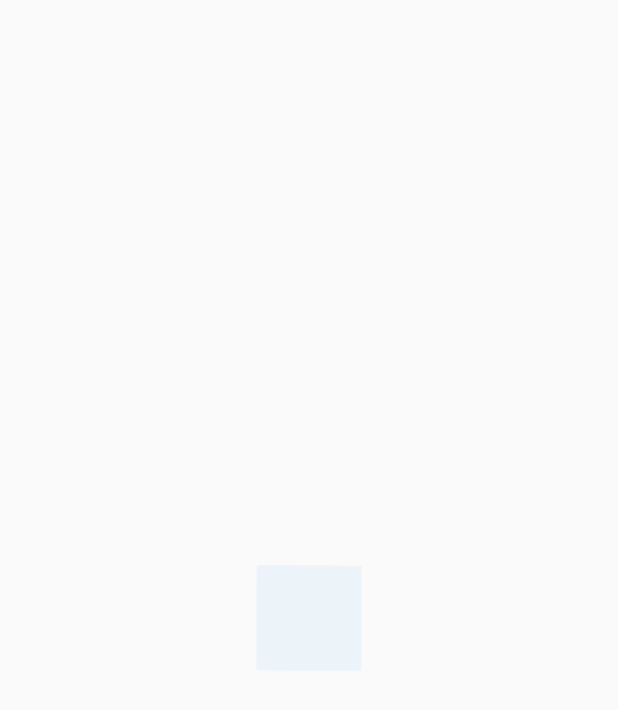
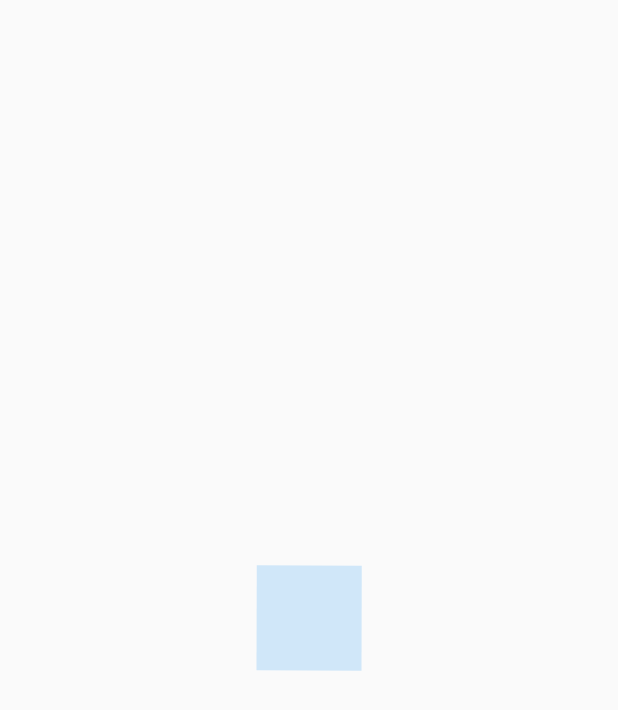
Before and after one commit to joseluisseg05/c_u_f_disenio_1, a Flutter app: the screen it shows after launch, on a phone screen of 412 x 824 dp. Shown: the top 710 px of the screen. Run offline on Flutter 3.47's test engine with Material 2 defaults, Android fonts, the phone set to English and light mode, and no system bars.

Commit message:
Animaciones simultaneas opacidad, rotacion, movimiento

```diff
--- a/lib/src/pages/animacion_page.dart
+++ b/lib/src/pages/animacion_page.dart
@@ -24,6 +24,7 @@ class _CuadradoAnimadoState extends State<CuadradoAnimado>
   AnimationController controller;
   Animation<double> rotacion;
   Animation<double> opacidad;
+  Animation<double> moverDer;
 
   @override
   void initState() {
@@ -34,7 +35,12 @@ class _CuadradoAnimadoState extends State<CuadradoAnimado>
     rotacion = Tween(begin: 0.0, end: 2.0 * Math.pi).animate(
         CurvedAnimation(parent: controller, curve: Curves.elasticInOut));
 
-    opacidad = Tween(begin: 0.0, end: 1.0).animate(controller);
+    opacidad = Tween(begin: 0.1, end: 1.0).animate(CurvedAnimation(
+        parent: controller, curve: Interval(0.0, 1.0, curve: Curves.easeOut)));
+
+    moverDer = Tween(begin: 0.0, end: 200.0).animate(
+        CurvedAnimation(parent: controller, curve: Curves.elasticInOut));
+
     controller.addListener(() {
       if (controller.status == AnimationStatus.completed) {
         controller.reverse();
@@ -60,12 +66,16 @@ class _CuadradoAnimadoState extends State<CuadradoAnimado>
       animation: controller,
       child: _Rectangulo(),
       builder: (BuildContext context, Widget child) {
-        return Transform.rotate(
+        return Transform.translate(
+          offset: Offset(moverDer.value, 0),
+          child: Transform.rotate(
             angle: rotacion.value,
             child: Opacity(
               opacity: opacidad.value,
               child: child,
-            ));
+            ),
+          ),
+        );
       },
     );
   }
```
